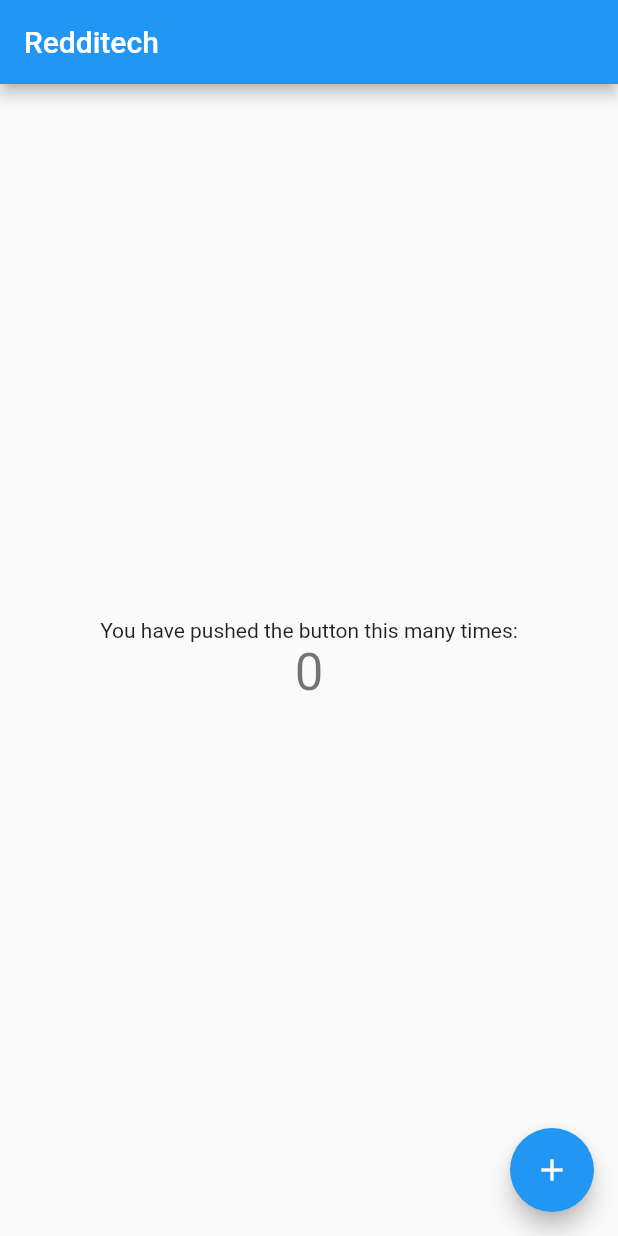
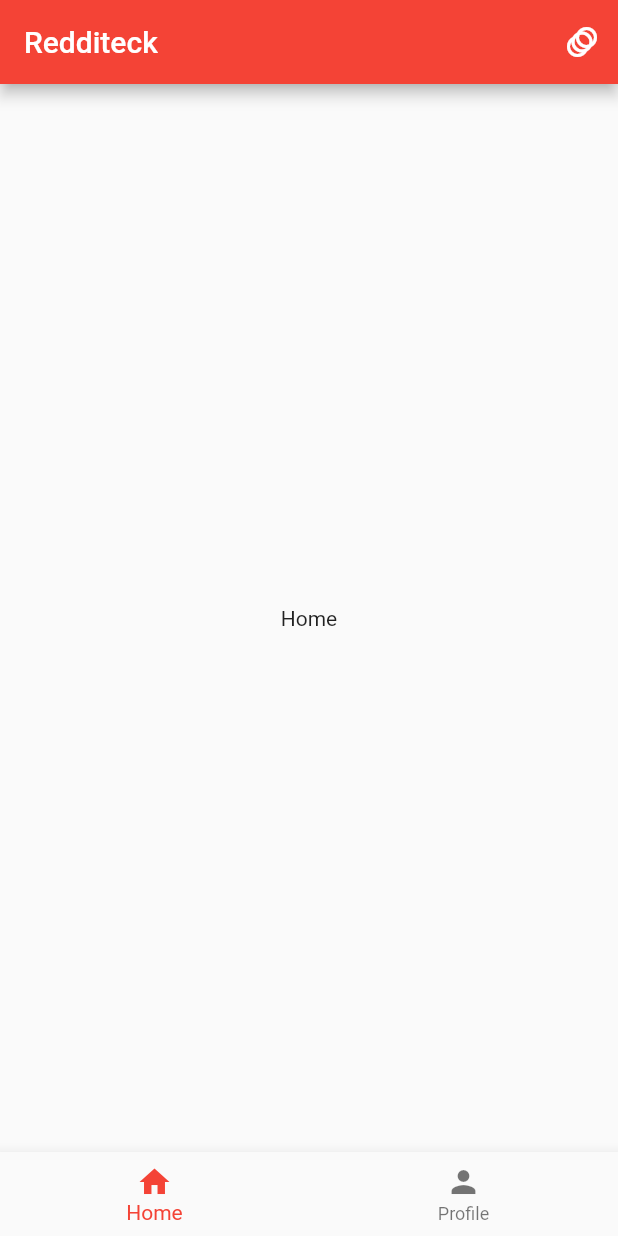
Before and after one commit to Jules-gitclerc/redditech, a Flutter app: the screen it shows after launch, on a phone screen of 412 x 824 dp. Run offline on Flutter 3.47's test engine with Material 2 defaults, Android fonts, the phone set to English and light mode, and no system bars.

Commit message:
[+] menu nav and archi components

```diff
--- /dev/null
+++ b/lib/home/home.dart
@@ -0,0 +1,10 @@
+import 'package:flutter/material.dart';
+
+class Home extends StatelessWidget {
+  const Home({Key? key}) : super(key: key);
+
+  @override
+  Widget build(BuildContext context) {
+    return const Center(child: Text("Home"));
+  }
+}
--- a/lib/homePage.dart
+++ /dev/null
@@ -1,86 +0,0 @@
-import 'package:flutter/material.dart';
-
-class MyHomePage extends StatefulWidget {
-  const MyHomePage({Key? key, required this.title}) : super(key: key);
-
-  // This widget is the home page of your application. It is stateful, meaning
-  // that it has a State object (defined below) that contains fields that affect
-  // how it looks.
-
-  // This class is the configuration for the state. It holds the values (in this
-  // case the title) provided by the parent (in this case the App widget) and
-  // used by the build method of the State. Fields in a Widget subclass are
-  // always marked "final".
-
-  final String title;
-
-  @override
-  State<MyHomePage> createState() => _MyHomePageState();
-}
-
-class _MyHomePageState extends State<MyHomePage> {
-  int _counter = 0;
-
-  void _incrementCounter() {
-    setState(() {
-      // This call to setState tells the Flutter framework that something has
-      // changed in this State, which causes it to rerun the build method below
-      // so that the display can reflect the updated values. If we changed
-      // _counter without calling setState(), then the build method would not be
-      // called again, and so nothing would appear to happen.
-      _counter++;
-    });
-  }
-
-  @override
-  Widget build(BuildContext context) {
-    // This method is rerun every time setState is called, for instance as done
-    // by the _incrementCounter method above.
-    //
-    // The Flutter framework has been optimized to make rerunning build methods
-    // fast, so that you can just rebuild anything that needs updating rather
-    // than having to individually change instances of widgets.
-    return Scaffold(
-      appBar: AppBar(
-        // Here we take the value from the MyHomePage object that was created by
-        // the App.build method, and use it to set our appbar title.
-        title: Text(widget.title),
-      ),
-      body: Center(
-        // Center is a layout widget. It takes a single child and positions it
-        // in the middle of the parent.
-        child: Column(
-          // Column is also a layout widget. It takes a list of children and
-          // arranges them vertically. By default, it sizes itself to fit its
-          // children horizontally, and tries to be as tall as its parent.
-          //
-          // Invoke "debug painting" (press "p" in the console, choose the
-          // "Toggle Debug Paint" action from the Flutter Inspector in Android
-          // Studio, or the "Toggle Debug Paint" command in Visual Studio Code)
-          // to see the wireframe for each widget.
-          //
-          // Column has various properties to control how it sizes itself and
-          // how it positions its children. Here we use mainAxisAlignment to
-          // center the children vertically; the main axis here is the vertical
-          // axis because Columns are vertical (the cross axis would be
-          // horizontal).
-          mainAxisAlignment: MainAxisAlignment.center,
-          children: <Widget>[
-            const Text(
-              'You have pushed the button this many times:',
-            ),
-            Text(
-              '$_counter',
-              style: Theme.of(context).textTheme.headline4,
-            ),
-          ],
-        ),
-      ),
-      floatingActionButton: FloatingActionButton(
-        onPressed: _incrementCounter,
-        tooltip: 'Increment',
-        child: const Icon(Icons.add),
-      ), // This trailing comma makes auto-formatting nicer for build methods.
-    );
-  }
-}
--- /dev/null
+++ b/lib/home_page/home_page.dart
@@ -0,0 +1,66 @@
+import 'package:bsflutter/home/home.dart';
+import 'package:bsflutter/my_profile/my_profile.dart';
+import 'package:flutter/material.dart';
+
+class MyHomePage extends StatefulWidget {
+  const MyHomePage({Key? key}) : super(key: key);
+
+  @override
+  State<StatefulWidget> createState() {
+    return MyHomePageState();
+  }
+}
+
+class MyHomePageState extends State<MyHomePage> {
+  int selectedIndex = 0;
+  final Widget _home = const Home();
+  final Widget _myProfile = const MyProfile();
+
+  @override
+  Widget build(BuildContext context) {
+    return Scaffold(
+      appBar: AppBar(title: const Text("Redditeck"), actions: <Widget>[
+        IconButton(
+          icon: const Icon(Icons.animation),
+          tooltip: 'Show Snackbar',
+          onPressed: () {
+            ScaffoldMessenger.of(context).showSnackBar(
+                const SnackBar(content: Text('WOOF !')));
+          },
+        )
+      ]),
+      body: getBody(),
+      bottomNavigationBar: BottomNavigationBar(
+        type: BottomNavigationBarType.fixed,
+        currentIndex: selectedIndex,
+        items: const [
+          BottomNavigationBarItem(
+            icon: Icon(Icons.home),
+            title: Text("Home"),
+          ),
+          BottomNavigationBarItem(
+            icon: Icon(Icons.person),
+            title: Text("Profile"),
+          )
+        ],
+        onTap: (int index) {
+          onTapHandler(index);
+        },
+      ),
+    );
+  }
+
+  Widget getBody() {
+    if (selectedIndex == 0) {
+      return _home;
+    } else {
+      return _myProfile;
+    }
+  }
+
+  void onTapHandler(int index) {
+    setState(() {
+      selectedIndex = index;
+    });
+  }
+}
--- a/lib/main.dart
+++ b/lib/main.dart
@@ -1,5 +1,5 @@
+import 'package:bsflutter/home_page/home_page.dart';
 import 'package:flutter/material.dart';
-import 'homePage.dart';
 
 void main() {
   runApp(const MyApp());
@@ -7,25 +7,15 @@ void main() {
 
 class MyApp extends StatelessWidget {
   const MyApp({Key? key}) : super(key: key);
-
-  // This widget is the root of your application.
   @override
   Widget build(BuildContext context) {
     return MaterialApp(
-      title: 'Flutter Demo',
+      title: 'Reddit-teck',
       theme: ThemeData(
-        // This is the theme of your application.
-        //
-        // Try running your application with "flutter run". You'll see the
-        // application has a blue toolbar. Then, without quitting the app, try
-        // changing the primarySwatch below to Colors.green and then invoke
-        // "hot reload" (press "r" in the console where you ran "flutter run",
-        // or simply save your changes to "hot reload" in a Flutter IDE).
-        // Notice that the counter didn't reset back to zero; the application
-        // is not restarted.
-        primarySwatch: Colors.blue,
+        primarySwatch: Colors.red,
+        visualDensity: VisualDensity.adaptivePlatformDensity,
       ),
-      home: const MyHomePage(title: 'Redditech'),
+      home: const MyHomePage(),
     );
   }
 }
--- /dev/null
+++ b/lib/my_profile/my_profile.dart
@@ -0,0 +1,10 @@
+import 'package:flutter/material.dart';
+
+class MyProfile extends StatelessWidget {
+  const MyProfile({Key? key}) : super(key: key);
+
+  @override
+  Widget build(BuildContext context) {
+    return const Center(child: Text("Profile"));
+  }
+}
```
